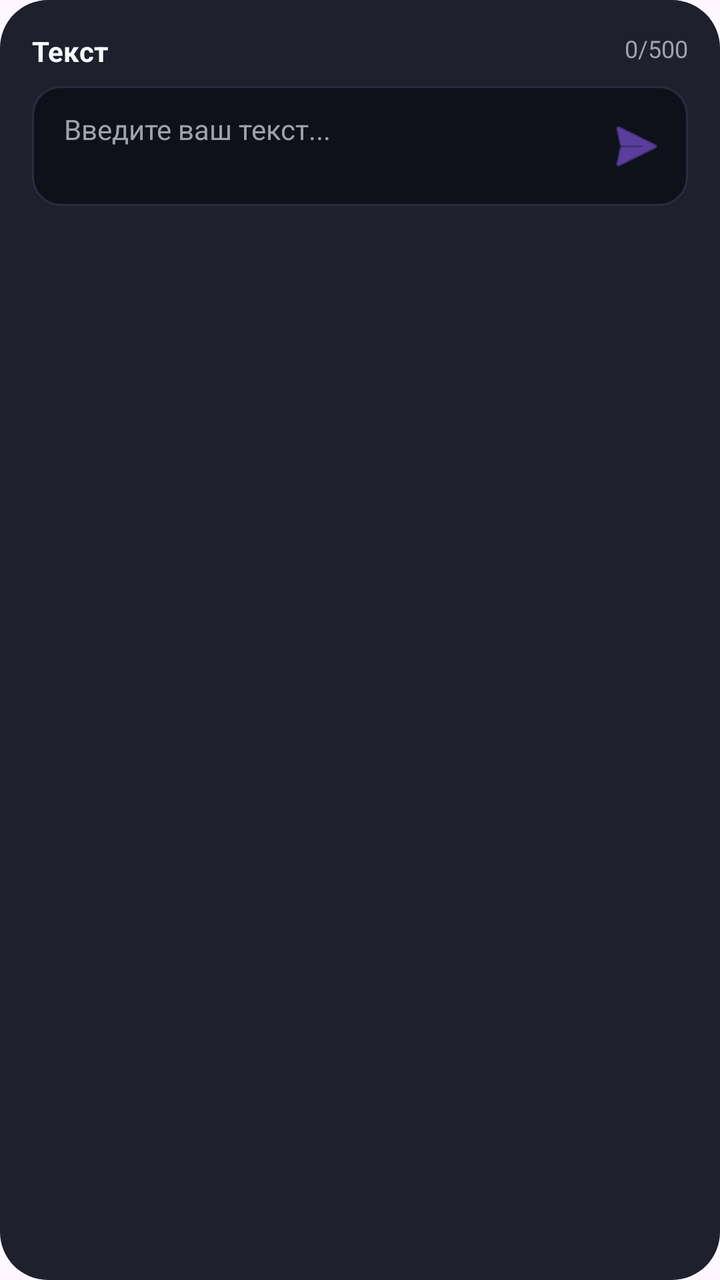
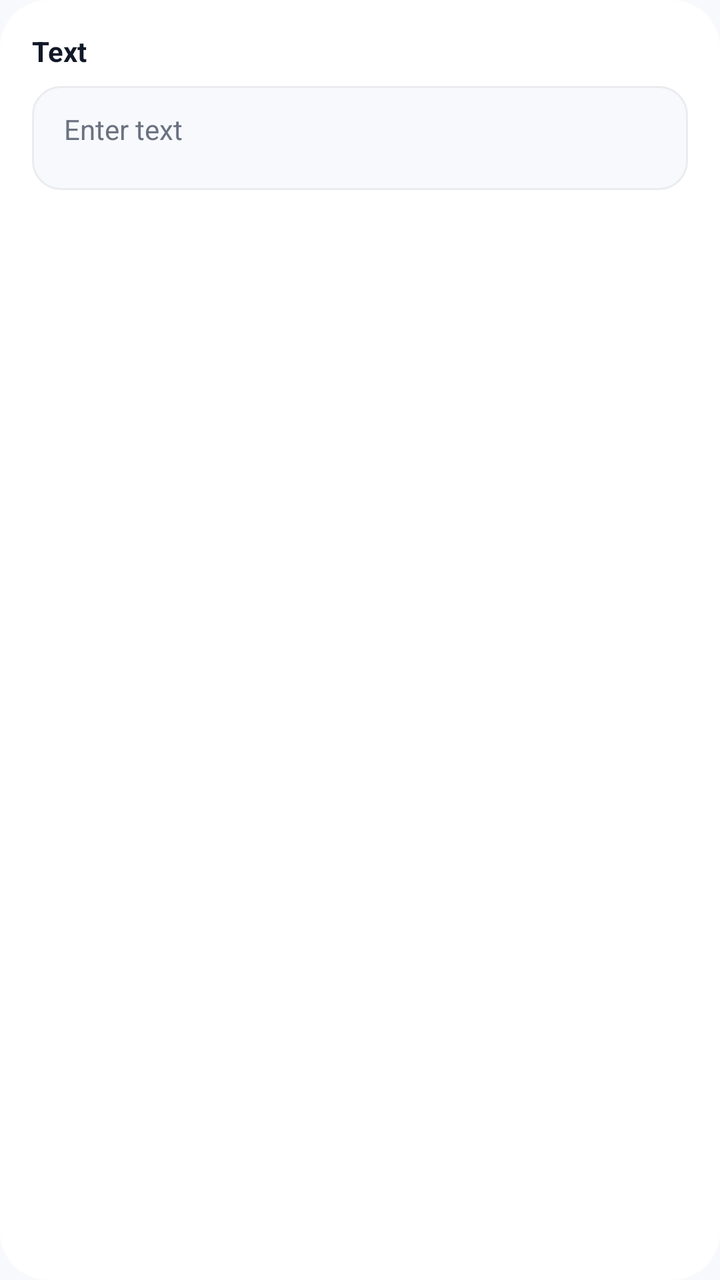

Screens rendered from an Android XML layout before and after an edit, with the pre-edit source and the edit as a unified diff.
<!-- AndroidManifest.xml: application theme Theme.QrCodeScanner -->
<!-- res/layout/item_text_type.xml -->
<?xml version="1.0" encoding="utf-8"?>
<LinearLayout xmlns:android="http://schemas.android.com/apk/res/android"
    xmlns:app="http://schemas.android.com/apk/res-auto"
    android:layout_width="match_parent"
    android:layout_height="wrap_content"
    android:layout_marginBottom="16dp"
    android:background="@drawable/bg_card_rounded"
    android:orientation="vertical"
    android:padding="16dp">

    
    <RelativeLayout
        android:layout_width="match_parent"
        android:layout_height="wrap_content"
        android:layout_marginBottom="8dp">

        <TextView
            android:id="@+id/tvInputTitle"
            android:layout_width="wrap_content"
            android:layout_height="wrap_content"
            android:layout_alignParentStart="true"
            android:text="Текст"
            android:textColor="@color/text_primary"
            android:textSize="14sp"
            android:textStyle="bold" />

        
        <TextView
            android:id="@+id/tvCharCount"
            android:layout_width="wrap_content"
            android:layout_height="wrap_content"
            android:layout_alignParentEnd="true"
            android:text="0/500"
            android:textColor="@color/text_secondary"
            android:textSize="12sp" />
    </RelativeLayout>

    
    <RelativeLayout
        android:layout_width="match_parent"
        android:layout_height="wrap_content"
        android:minHeight="52dp"
        android:background="@drawable/bg_input_field"
        android:paddingStart="16dp"
        android:paddingTop="12dp"
        android:paddingEnd="8dp"
        android:paddingBottom="12dp">

        <EditText
            android:id="@+id/etInput"
            android:layout_width="match_parent"
            android:layout_height="wrap_content"
            android:layout_toStartOf="@id/btnAction"
            android:background="@null"
            android:gravity="top|start"
            android:hint="Введите ваш текст..."
            android:inputType="textMultiLine"
            android:maxLines="6"
            android:minLines="1"
            android:textColor="@color/text_primary"
            android:textColorHint="@color/text_secondary"
            android:textSize="14sp" />

        
        <ImageButton
            android:id="@+id/btnAction"
            android:layout_width="36dp"
            android:layout_height="36dp"
            android:layout_alignParentEnd="true"
            android:layout_alignParentTop="true"
            android:background="?attr/selectableItemBackgroundBorderless"
            android:contentDescription="Paste"
            android:src="@android:drawable/ic_menu_send"
            app:tint="@color/primary" />
    </RelativeLayout>

</LinearLayout>
<!-- resources referenced by this layout -->
<resources>
  <color name="primary">#8B5CF6</color>
  <color name="text_primary">#F9FAFB</color>
  <color name="text_secondary">#9CA3AF</color>
  <!-- drawable bg_card_rounded (drawable) -->
  <?xml version="1.0" encoding="utf-8"?>
  <shape xmlns:android="http://schemas.android.com/apk/res/android">
      <solid android:color="@color/surface_card" />
      <corners android:radius="24dp" />
  </shape>
  <!-- drawable bg_input_field (drawable) -->
  <?xml version="1.0" encoding="utf-8"?>
  <shape xmlns:android="http://schemas.android.com/apk/res/android">
      <solid android:color="@color/bg_main" />
      <corners android:radius="14dp" />
      <stroke
          android:width="1dp"
          android:color="@color/surface_elevated" />
  </shape>
  <style name="Theme.QrCodeScanner" parent="Base.Theme.QrCodeScanner" />
  <color name="surface_card">#1E202E</color>
  <color name="bg_main">#0F111A</color>
  <color name="surface_elevated">#2A2D3F</color>
  <style name="Base.Theme.QrCodeScanner" parent="Theme.Material3.DayNight.NoActionBar">
          
          
      </style>
</resources>

<!-- the commit's change to res/layout/item_text_type.xml (unified diff, before → after) -->
@@ -19,20 +19,12 @@
             android:layout_width="wrap_content"
             android:layout_height="wrap_content"
             android:layout_alignParentStart="true"
-            android:text="Текст"
+            android:text="@string/qr_type_text"
             android:textColor="@color/text_primary"
             android:textSize="14sp"
             android:textStyle="bold" />
 
         
-        <TextView
-            android:id="@+id/tvCharCount"
-            android:layout_width="wrap_content"
-            android:layout_height="wrap_content"
-            android:layout_alignParentEnd="true"
-            android:text="0/500"
-            android:textColor="@color/text_secondary"
-            android:textSize="12sp" />
     </RelativeLayout>
 
     
@@ -50,10 +42,9 @@
             android:id="@+id/etInput"
             android:layout_width="match_parent"
             android:layout_height="wrap_content"
-            android:layout_toStartOf="@id/btnAction"
             android:background="@null"
             android:gravity="top|start"
-            android:hint="Введите ваш текст..."
+            android:hint="@string/enter_text"
             android:inputType="textMultiLine"
             android:maxLines="6"
             android:minLines="1"
@@ -62,16 +53,6 @@
             android:textSize="14sp" />
 
         
-        <ImageButton
-            android:id="@+id/btnAction"
-            android:layout_width="36dp"
-            android:layout_height="36dp"
-            android:layout_alignParentEnd="true"
-            android:layout_alignParentTop="true"
-            android:background="?attr/selectableItemBackgroundBorderless"
-            android:contentDescription="Paste"
-            android:src="@android:drawable/ic_menu_send"
-            app:tint="@color/primary" />
     </RelativeLayout>
 
 </LinearLayout>
<!-- resource entries referenced after the edit -->
@@ -1,8 +1,8 @@
 <!-- resources referenced by this layout -->
 <resources>
-  <color name="primary">#8B5CF6</color>
-  <color name="text_primary">#F9FAFB</color>
-  <color name="text_secondary">#9CA3AF</color>
+  <color name="primary">#7C3AED</color>
+  <color name="text_primary">#111827</color>
+  <color name="text_secondary">#6B7280</color>
   <!-- drawable bg_card_rounded (drawable) -->
   <?xml version="1.0" encoding="utf-8"?>
   <shape xmlns:android="http://schemas.android.com/apk/res/android">
@@ -18,13 +18,17 @@
           android:width="1dp"
           android:color="@color/surface_elevated" />
   </shape>
+  <string name="enter_text">Enter text</string>
+  <string name="qr_type_text">Text</string>
   <style name="Theme.QrCodeScanner" parent="Base.Theme.QrCodeScanner" />
-  <color name="surface_card">#1E202E</color>
-  <color name="bg_main">#0F111A</color>
-  <color name="surface_elevated">#2A2D3F</color>
+  <color name="surface_card">#FFFFFF</color>
+  <color name="bg_main">#F8F9FC</color>
+  <color name="surface_elevated">#EAECEF</color>
   <style name="Base.Theme.QrCodeScanner" parent="Theme.Material3.DayNight.NoActionBar">
           
-          
+          <item name="android:windowBackground">@color/bg_main</item>
+          <item name="colorPrimary">@color/primary</item>
+          <item name="colorSurface">@color/surface_card</item>
       </style>
 </resources>
 
